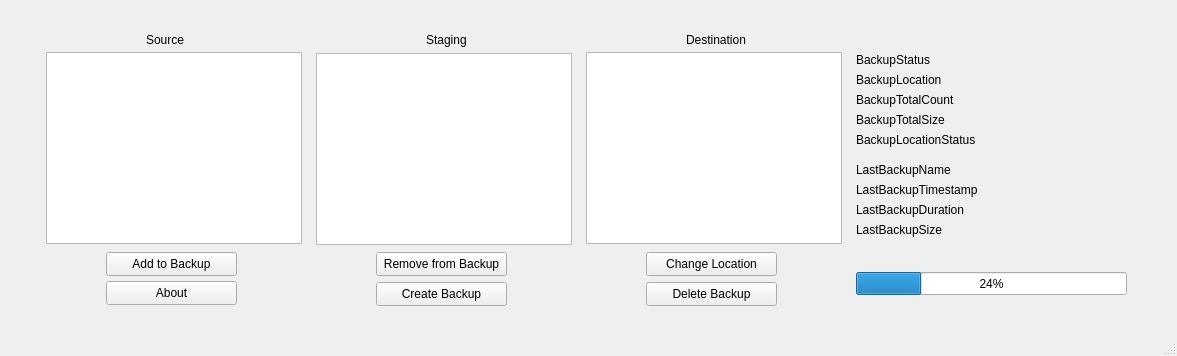
Before: the Qt Designer form ui/mainwindow/mainwindow.ui in shawn-sss/backtrack, drawn with Qt 5.
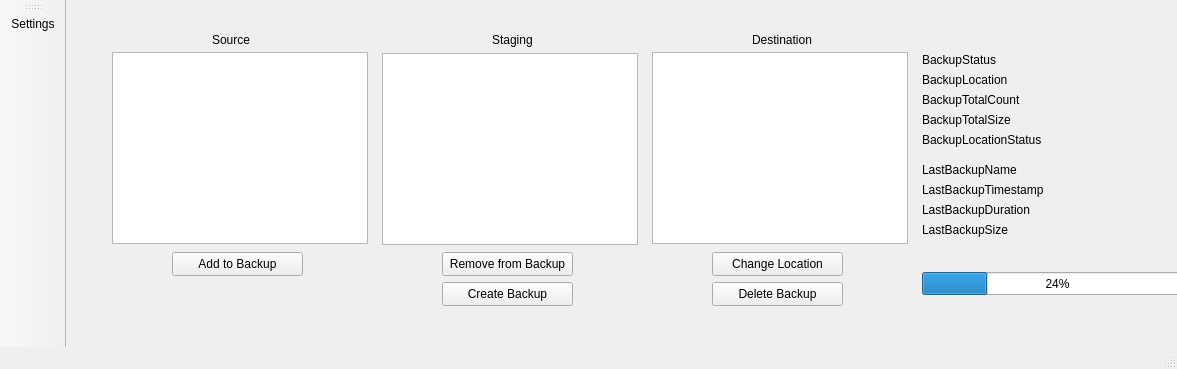
After: the same form once the commit is applied.

Patch:
```diff
--- a/ui/mainwindow/mainwindow.ui
+++ b/ui/mainwindow/mainwindow.ui
@@ -7,7 +7,7 @@
     <x>0</x>
     <y>0</y>
     <width>1177</width>
-    <height>356</height>
+    <height>369</height>
    </rect>
   </property>
   <property name="windowTitle">
@@ -278,19 +278,6 @@
      <number>24</number>
     </property>
    </widget>
-   <widget class="QPushButton" name="AboutButton">
-    <property name="geometry">
-     <rect>
-      <x>106</x>
-      <y>281</y>
-      <width>131</width>
-      <height>24</height>
-     </rect>
-    </property>
-    <property name="text">
-     <string>About</string>
-    </property>
-   </widget>
   </widget>
   <widget class="QMenuBar" name="menubar">
    <property name="geometry">
@@ -303,6 +290,45 @@
    </property>
   </widget>
   <widget class="QStatusBar" name="statusbar"/>
+  <widget class="QToolBar" name="mainToolBar">
+   <property name="windowTitle">
+    <string>toolBar</string>
+   </property>
+   <attribute name="toolBarArea">
+    <enum>LeftToolBarArea</enum>
+   </attribute>
+   <attribute name="toolBarBreak">
+    <bool>false</bool>
+   </attribute>
+   <addaction name="actionOpenSettings"/>
+  </widget>
+  <action name="actionOpenSettings">
+   <property name="text">
+    <string>Settings</string>
+   </property>
+   <property name="menuRole">
+    <enum>QAction::MenuRole::NoRole</enum>
+   </property>
+  </action>
+  <action name="actionExit">
+   <property name="text">
+    <string>Exit</string>
+   </property>
+   <property name="toolTip">
+    <string>Exit the application</string>
+   </property>
+   <property name="menuRole">
+    <enum>QAction::MenuRole::NoRole</enum>
+   </property>
+  </action>
+  <action name="actionHelp">
+   <property name="text">
+    <string>Help</string>
+   </property>
+   <property name="menuRole">
+    <enum>QAction::MenuRole::NoRole</enum>
+   </property>
+  </action>
  </widget>
  <resources/>
  <connections/>
```
